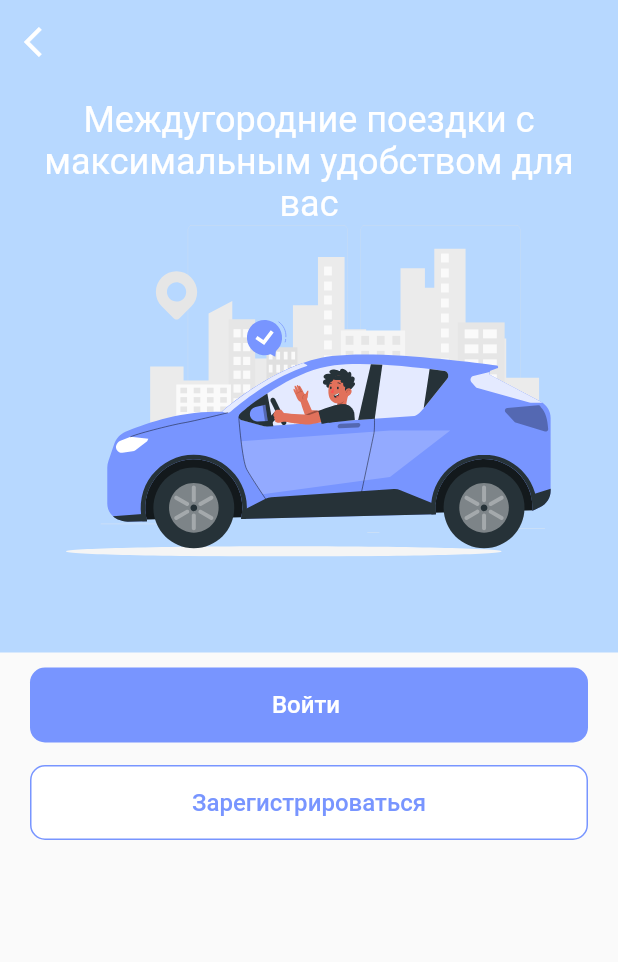
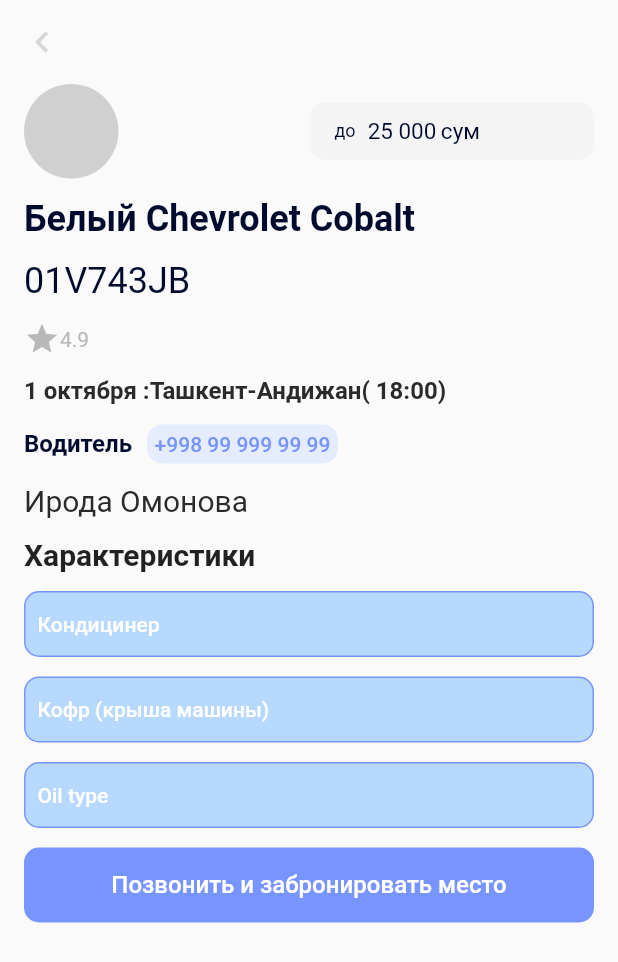
Before and after one commit to Abdurrahmon-xoja/vodiy_petak_alpha_project, a Flutter app: the screen it shows after launch, after a tap on "Next Screen", on a phone screen of 412 x 824 dp. Shown: the top 962 px of the screen. Run offline on Flutter 3.47's test engine with Material 2 defaults, Android fonts, the light colour scheme and no system bars; our stand-ins replace flutter_otp_text_field, flutter_svg, get.

Commit message:
created order Info screen

```diff
--- a/lib/main.dart
+++ b/lib/main.dart
@@ -4,6 +4,7 @@
 import 'package:vodiy_petak_alpha_project/view/OrderUser/ChoosePlace_screen.dart';
 import 'package:vodiy_petak_alpha_project/view/OrderUser/Places_screen.dart';
 import 'package:vodiy_petak_alpha_project/view/OrderUser/mytrips_screen.dart';
+import 'package:vodiy_petak_alpha_project/view/OrderUser/orderInfo_screen.dart';
 import 'package:vodiy_petak_alpha_project/view/ServisScreens/noInternet.dart';
 import 'package:vodiy_petak_alpha_project/view/driverOrPassenger_screen.dart';
 import 'package:vodiy_petak_alpha_project/view/loginOrRegistration_screen.dart';
@@ -26,7 +27,7 @@
           child: ElevatedButton(
             child: Text("Next Screen"),
             onPressed: () {
-              Get.to(LoginOrRegistration());
+              Get.to(OrderInfo());
             },
           ),
         ),
--- a/lib/view/OrderUser/orderInfo_screen.dart
+++ b/lib/view/OrderUser/orderInfo_screen.dart
@@ -0,0 +1,299 @@
+import 'package:flutter/material.dart';
+import 'package:vodiy_petak_alpha_project/consts/castem_widgets_const.dart';
+import 'package:vodiy_petak_alpha_project/consts/colors_const.dart';
+
+class OrderInfo extends StatefulWidget {
+  const OrderInfo({super.key});
+
+  @override
+  State<OrderInfo> createState() => _OrderInfoState();
+}
+
+class _OrderInfoState extends State<OrderInfo> {
+  @override
+  Widget build(BuildContext context) {
+    return Scaffold(
+      appBar: AppBar(
+        backgroundColor: Colors.transparent,
+        elevation: 0,
+        leading: IconButton(
+          icon: Icon(
+            Icons.chevron_left,
+            color: cnonWorkingColor,
+            size: 28,
+          ),
+          onPressed: () {},
+        ),
+      ),
+      body: SafeArea(
+        child: Container(
+          padding: EdgeInsets.symmetric(horizontal: 16),
+          child: Column(
+            crossAxisAlignment: CrossAxisAlignment.start,
+            children: [
+              Row(
+                mainAxisAlignment: MainAxisAlignment.spaceBetween,
+                children: [
+                  Container(
+                    width: 63,
+                    height: 63,
+                    decoration: BoxDecoration(
+                      color: Color(0xffD0D0D0),
+                      borderRadius: BorderRadius.circular(50.0),
+                    ),
+                  ),
+                  SizedBox(
+                    width: 128,
+                  ),
+                  Expanded(
+                    child: Container(
+                      padding:
+                          EdgeInsets.symmetric(horizontal: 16, vertical: 10),
+                      decoration: BoxDecoration(
+                        color: cinputColor,
+                        borderRadius: BorderRadius.circular(10.0),
+                      ),
+                      child: Row(
+                        children: [
+                          Text(
+                            "до",
+                            style: TextStyle(
+                              fontSize: 12,
+                              fontWeight: FontWeight.w400,
+                              color: cdarkTextColor,
+                            ),
+                          ),
+                          SizedBox(
+                            width: 8,
+                          ),
+                          Text(
+                            "25 000",
+                            style: TextStyle(
+                              fontSize: 15,
+                              fontWeight: FontWeight.w400,
+                              color: cdarkTextColor,
+                            ),
+                          ),
+                          SizedBox(
+                            width: 3,
+                          ),
+                          Text("сум",
+                              style: TextStyle(
+                                fontSize: 15,
+                                fontWeight: FontWeight.w400,
+                                color: cdarkTextColor,
+                              ))
+                        ],
+                      ),
+                    ),
+                  ),
+                ],
+              ),
+              SizedBox(
+                height: 13,
+              ),
+              Text(
+                "Белый Chevrolet Cobalt",
+                style: TextStyle(
+                  fontSize: 24,
+                  fontWeight: FontWeight.bold,
+                  color: cdarkTextColor,
+                ),
+              ),
+              SizedBox(
+                height: 13,
+              ),
+              Text(
+                "01V743JB",
+                style: TextStyle(
+                  fontSize: 24,
+                  color: cdarkTextColor,
+                ),
+              ),
+              SizedBox(
+                height: 13,
+              ),
+              Row(
+                children: [
+                  Icon(
+                    Icons.star,
+                    color: cclueColor,
+                  ),
+                  Text(
+                    "4.9",
+                    style: TextStyle(
+                      fontSize: 14,
+                      color: cclueColor,
+                    ),
+                  )
+                ],
+              ),
+              SizedBox(
+                height: 13,
+              ),
+              RichText(
+                text: const TextSpan(
+                    text: "1 октября :",
+                    style: TextStyle(
+                        fontSize: 16,
+                        color: Color(0xff2A2A2A),
+                        fontWeight: FontWeight.w700),
+                    children: <TextSpan>[
+                      TextSpan(
+                        text: "Ташкент-Андижан",
+                        style: TextStyle(
+                            color: Color(0xff2A2A2A),
+                            fontSize: 16,
+                            fontWeight: FontWeight.w700),
+                      ),
+                      TextSpan(
+                        text: "( 18:00)",
+                        style: TextStyle(
+                            color: Color(0xff2A2A2A),
+                            fontSize: 16,
+                            fontWeight: FontWeight.w700),
+                      ),
+                    ]),
+              ),
+              SizedBox(
+                height: 13,
+              ),
+              Row(
+                children: [
+                  Text(
+                    "Водитель",
+                    style: TextStyle(
+                        fontSize: 16,
+                        color: cdarkTextColor,
+                        fontWeight: FontWeight.bold),
+                  ),
+                  SizedBox(
+                    width: 10.0,
+                  ),
+                  Container(
+                    padding: EdgeInsets.all(5.0),
+                    decoration: BoxDecoration(
+                      color: caccentBackingColor,
+                      borderRadius: BorderRadius.circular(10.0),
+                    ),
+                    child: Text(
+                      "+998 99 999 99 99",
+                      style: TextStyle(
+                        color: caccentColor,
+                        fontSize: 14,
+                        fontWeight: FontWeight.w500,
+                      ),
+                    ),
+                  )
+                ],
+              ),
+              SizedBox(
+                height: 13,
+              ),
+              Text(
+                "Ирода Омонова",
+                style: TextStyle(
+                  fontSize: 20,
+                  color: Color(0xff2A2A2A),
+                ),
+              ),
+              SizedBox(
+                height: 13,
+              ),
+              Text("Характеристики",
+                  style: TextStyle(
+                    fontSize: 20,
+                    fontWeight: FontWeight.w700,
+                  )),
+              SizedBox(
+                height: 13,
+              ),
+              SizedBox(
+                width: double.infinity,
+                child: Container(
+                  padding:
+                      const EdgeInsets.symmetric(vertical: 13, horizontal: 8),
+                  decoration: BoxDecoration(
+                    color: Color(0xffb7d8ff),
+                    borderRadius: BorderRadius.circular(10.0),
+                    border: Border.all(
+                      color: caccentColor,
+                      width: 1,
+                    ),
+                  ),
+                  child: Text(
+                    "Кондицинер",
+                    style: TextStyle(
+                      fontSize: 14,
+                      fontWeight: FontWeight.w500,
+                      color: cwhiteColor,
+                    ),
+                  ),
+                ),
+              ),
+              SizedBox(
+                height: 13,
+              ),
+              SizedBox(
+                width: double.infinity,
+                child: Container(
+                  padding:
+                      const EdgeInsets.symmetric(vertical: 13, horizontal: 8),
+                  decoration: BoxDecoration(
+                    color: Color(0xffb7d8ff),
+                    borderRadius: BorderRadius.circular(10.0),
+                    border: Border.all(
+                      color: caccentColor,
+                      width: 1,
+                    ),
+                  ),
+                  child: Text(
+                    "Кофр (крыша машины)",
+                    style: TextStyle(
+                      fontSize: 14,
+                      fontWeight: FontWeight.w500,
+                      color: cwhiteColor,
+                    ),
+                  ),
+                ),
+              ),
+              SizedBox(
+                height: 13,
+              ),
+              SizedBox(
+                width: double.infinity,
+                child: Container(
+                  padding:
+                      const EdgeInsets.symmetric(vertical: 13, horizontal: 8),
+                  decoration: BoxDecoration(
+                    color: Color(0xffb7d8ff),
+                    borderRadius: BorderRadius.circular(10.0),
+                    border: Border.all(
+                      color: caccentColor,
+                      width: 1,
+                    ),
+                  ),
+                  child: Text(
+                    "Oil type",
+                    style: TextStyle(
+                      fontSize: 14,
+                      fontWeight: FontWeight.w500,
+                      color: cwhiteColor,
+                    ),
+                  ),
+                ),
+              ),
+              SizedBox(
+                height: 13,
+              ),
+              button(
+                  text: "Позвонить и забронировать место",
+                  color: caccentColor,
+                  onPressed: () {}),
+            ],
+          ),
+        ),
+      ),
+    );
+  }
+}
```
